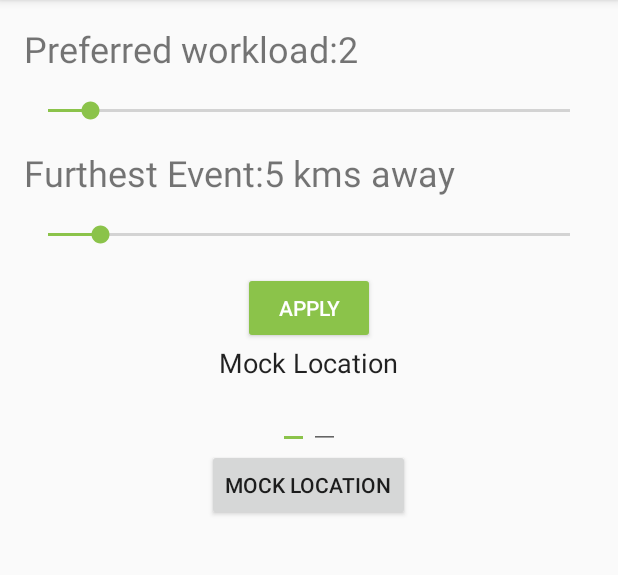
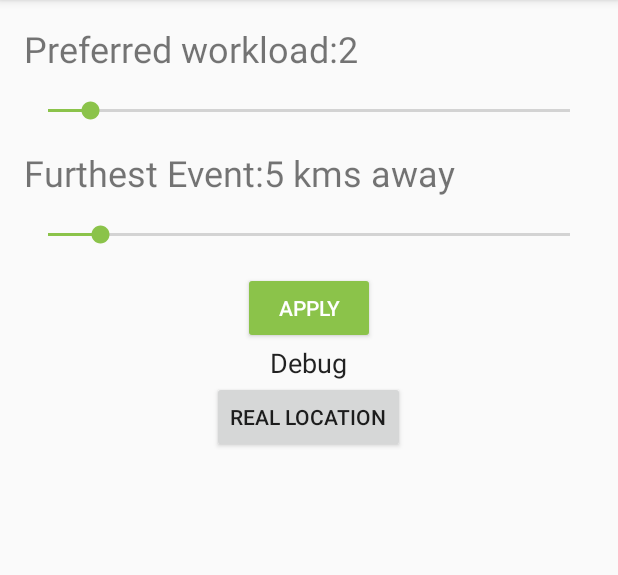
Before and after one commit to Abr3u/GeoFriendsFire, an Android app: the SettingsActivity screen opened directly, with no data from a screen before it, on a phone screen of 412 x 824 dp, the part 84-659 px from its top. Run offline under Robolectric (Android 15) with nearby library versions, the phone set to English and light mode, and no system bars; our stand-ins replace ButterKnife, EventBus, Firebase (no records; nobody signed in at launch, a user with empty details on screens opened directly); libraries missing offline, so code that uses them is left out: com.squareup.leakcanary.

```diff
--- a/app/src/main/java/pt/utl/ist/meic/geofriendsfire/utils/FragmentKeys.java
+++ b/app/src/main/java/pt/utl/ist/meic/geofriendsfire/utils/FragmentKeys.java
@@ -6,6 +6,7 @@ public enum FragmentKeys {
     EventsNearby,
     MyEvents,
     EventDetailsMap,
+    Test,
     Friends;
 
 
--- a/app/src/main/res/layout/activity_settings.xml
+++ b/app/src/main/res/layout/activity_settings.xml
@@ -79,29 +79,12 @@
                 android:layout_width="wrap_content"
                 android:layout_height="wrap_content"
                 android:layout_weight="1"
-                android:text="Mock Location"
+                android:text="Debug"
                 android:textAppearance="@android:style/TextAppearance.Medium" />
 
-            <LinearLayout
-                android:layout_width="match_parent"
-                android:layout_height="wrap_content"
-                android:gravity="center_horizontal"
-                android:orientation="horizontal">
-
-                <EditText
-                    android:id="@+id/latiET"
-                    android:layout_width="wrap_content"
-                    android:layout_height="wrap_content" />
-                <EditText
-                    android:id="@+id/longiET"
-                    android:layout_width="wrap_content"
-                    android:layout_height="wrap_content" />
-
-            </LinearLayout>
-
             <Button
-                android:id="@+id/mockedLocationButton"
-                android:text="Mock Location"
+                android:id="@+id/realLocationButton"
+                android:text="Real Location"
                 android:layout_width="wrap_content"
                 android:layout_height="wrap_content" />
 
```
Also changed, not shown: app/src/main/java/pt/utl/ist/meic/geofriendsfire/activities/SettingsActivity.java (+12 -0 lines), app/src/main/java/pt/utl/ist/meic/geofriendsfire/fragments/MapFragment.java (+33 -22 lines), app/src/main/res/layout/fragment_create_event.xml (deleted, +0 -39 lines), 1 other file.
